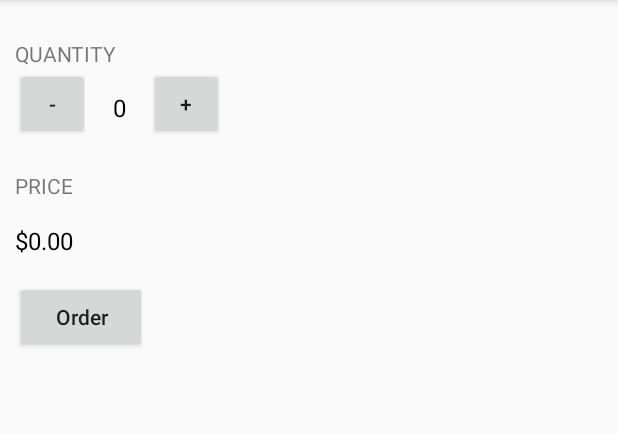
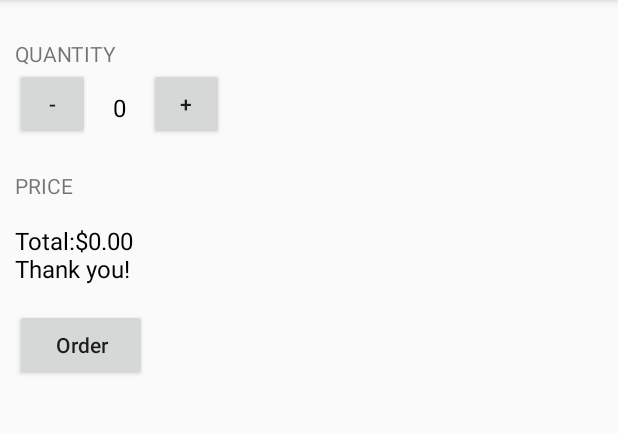
Before and after one commit to thetrax3/SurviveCoding, an Android app: the screen it shows after launch (MainActivity), after a tap on "Order", on a phone screen of 412 x 824 dp, the part 84-518 px from its top. Run offline under Robolectric (Android 15) with nearby library versions, the phone set to English and light mode, and no system bars.

Commit message:
1. Order 버튼 클릭시 감사 메시지 출력 추가 2. 수량 조절 버튼 레이아웃/메소드 추가

```diff
--- a/app/src/main/java/com/example/it/survivecoding/MainActivity.java
+++ b/app/src/main/java/com/example/it/survivecoding/MainActivity.java
@@ -25,7 +25,10 @@ public class MainActivity extends AppCompatActivity implements View.OnClickListe
     public void subitOrder(View view){
         Log.d(TAG, "Btn");
         display(mQuantity);
-        displayPrice(mQuantity * price);
+        //displayPrice(mQuantity * price);
+        String sPrice = NumberFormat.getCurrencyInstance().format(mQuantity * price);
+        String priceMsg = "Total:" + sPrice + "\nThank you!";
+        displayMsg(priceMsg);
     }
     private void display(int number){
         TextView quantityTextView =
@@ -62,4 +65,10 @@ public class MainActivity extends AppCompatActivity implements View.OnClickListe
     private void Increase() {
         mQuantity++;
     }
+
+    private void displayMsg(String msg) {
+        TextView priceTextView
+                = findViewById(R.id.price_text_view);
+        priceTextView.setText(msg);
+    }
 }
--- a/app/src/main/res/layout/activity_main.xml
+++ b/app/src/main/res/layout/activity_main.xml
@@ -17,8 +17,7 @@
 
     <LinearLayout
         android:layout_width="wrap_content"
-        android:layout_height="wrap_content"
-        android:layout_padding="8dp">
+        android:layout_height="wrap_content">
 
         <Button
             android:id="@+id/decreaseBtn"
```
